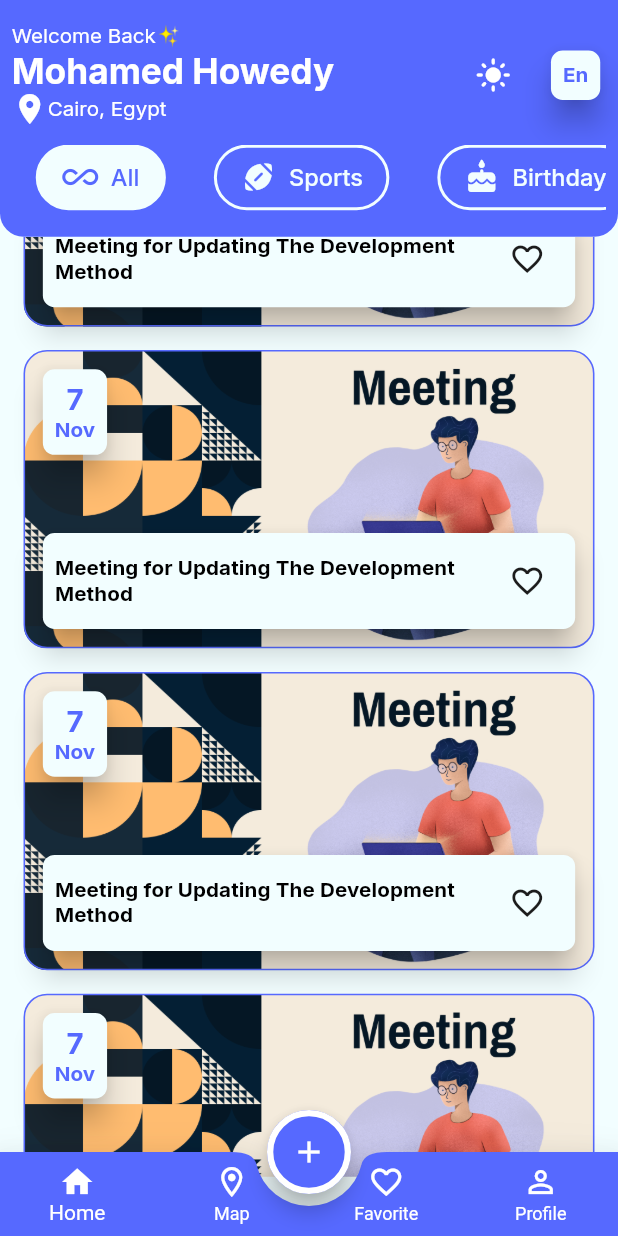
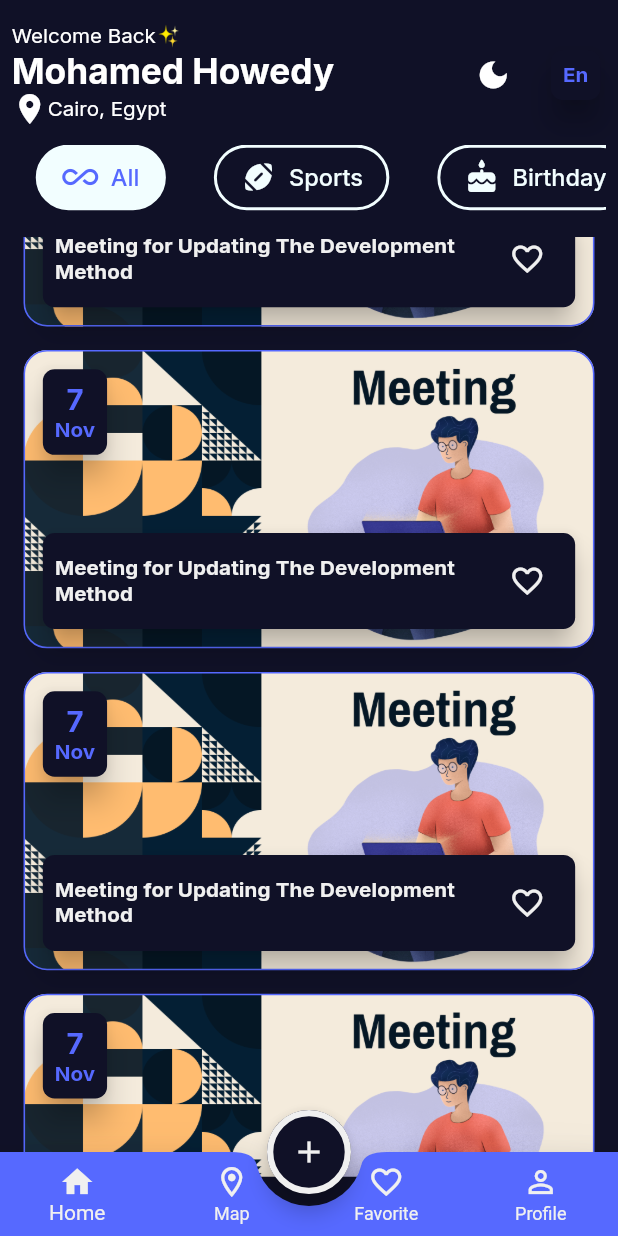
Before and after one commit to howedyy/Event_app, a Flutter app: the screen it shows after launch, scrolled down 576 dp, after a tap on the "light mode" icon, on a phone screen of 412 x 824 dp. Run offline on Flutter 3.47's test engine with Material 3 defaults, Android fonts, the phone set to English and light mode, and no system bars; our stand-ins replace flutter_screenutil, flutter_svg, google_fonts.

Commit message:
add config provider change theme and language in run time

```diff
--- a/lib/feature/main_layout/home/home_tab.dart
+++ b/lib/feature/main_layout/home/home_tab.dart
@@ -4,8 +4,10 @@ import 'package:event_app/core/widgets/event_item.dart';
 import 'package:event_app/l10n/app_localizations.dart';
 import 'package:event_app/models/category_model.dart';
 import 'package:event_app/models/event_model.dart';
+import 'package:event_app/providers/config_provider.dart';
 import 'package:flutter/material.dart';
 import 'package:flutter_screenutil/flutter_screenutil.dart';
+import 'package:provider/provider.dart';
 
 class HomeTab extends StatefulWidget {
   const HomeTab({super.key});
@@ -19,6 +21,7 @@ class _HomeTabState extends State<HomeTab> {
   int selectedIndex = 0;
   @override
   Widget build(BuildContext context) {
+    var configProvider = Provider.of<ConfigProvider>(context);
     return Column(
       children: [
         Container(
@@ -59,14 +62,20 @@ class _HomeTabState extends State<HomeTab> {
                       ],
                     ),
                     Spacer(),
-                    IconButton(onPressed: (){}, icon: Icon(Icons.light_mode, color: ColorsManager.white,)),
+                    IconButton(onPressed: (){
+                      configProvider.changeAppTheme(configProvider.isDark ? ThemeMode.light : ThemeMode.dark);
+                    }, icon: Icon(configProvider.isDark? Icons.dark_mode : Icons.light_mode, color: ColorsManager.white,)
+                    ),
                     SizedBox(width: 10.w,),
                     InkWell(
-                      onTap: (){},
+                      onTap: (){
+                        configProvider.changeAppLanguage(configProvider.isEnglish? "ar": "en");
+                      },
                       child: Card(
                         child: Padding(
                           padding: const EdgeInsets.all(8.0),
-                          child: Text("En",
+                          child: Text(
+                            configProvider.isEnglish?"En":"Ar",
                             style: Theme.of(context).textTheme.headlineMedium,
                           ),
                         ),
--- a/lib/main.dart
+++ b/lib/main.dart
@@ -2,13 +2,19 @@ import 'package:event_app/config/theme/theme_manager.dart';
 import 'package:event_app/core/routes_manager/app_routes.dart';
 import 'package:event_app/core/routes_manager/router.dart';
 import 'package:event_app/l10n/app_localizations.dart';
+import 'package:event_app/providers/config_provider.dart';
 import 'package:flutter/material.dart';
 import 'package:flutter_localizations/flutter_localizations.dart';
 import 'package:flutter_screenutil/flutter_screenutil.dart';
+import 'package:provider/provider.dart';
 
 
 void main(){
-  runApp(Evently());
+  runApp(ChangeNotifierProvider(
+      create: (context)=>ConfigProvider(),
+      child: Evently()
+  )
+  );
 }
 
 class Evently extends StatelessWidget {
@@ -18,6 +24,7 @@ class Evently extends StatelessWidget {
 
   @override
   Widget build(BuildContext context) {
+    var configProvider = Provider.of<ConfigProvider>(context);
     return ScreenUtilInit(
       designSize: Size(393, 841),
       splitScreenMode: true,
@@ -28,7 +35,8 @@ class Evently extends StatelessWidget {
         initialRoute: AppRoutes.mainLayout,
         theme: ThemeManager.light,
         darkTheme: ThemeManager.dark,
-        locale: Locale("en"),
+        themeMode: configProvider.currentTheme,
+        locale: Locale(configProvider.currentLanguage),
         localizationsDelegates:AppLocalizations.localizationsDelegates,
         supportedLocales: [
           Locale("en"),
--- /dev/null
+++ b/lib/providers/config_provider.dart
@@ -0,0 +1,20 @@
+import 'package:flutter/material.dart';
+
+class ConfigProvider extends ChangeNotifier{
+  ThemeMode currentTheme = ThemeMode.light;
+  String currentLanguage = "en";
+  void changeAppTheme(ThemeMode newTheme){
+    currentTheme = newTheme;
+    notifyListeners();
+  }
+
+bool get isDark => currentTheme == ThemeMode.dark;
+
+  void changeAppLanguage(String newLanguage){
+    if(currentLanguage == newLanguage) return;
+    currentLanguage = newLanguage;
+    notifyListeners();
+  }
+
+  bool get isEnglish=> currentLanguage == "en";
+}
--- a/pubspec.yaml
+++ b/pubspec.yaml
@@ -41,6 +41,7 @@ dependencies:
   easy_localization: ^3.0.8
   flutter_localizations:
     sdk: flutter
+  provider: ^6.1.5+1
 
 
 dev_dependencies:
```
Also changed, not shown: lib/feature/main_layout/profile/custom_dropdown_item.dart (+3 -4 lines), lib/feature/main_layout/profile/profile_tab.dart (+16 -3 lines), pubspec.lock.
